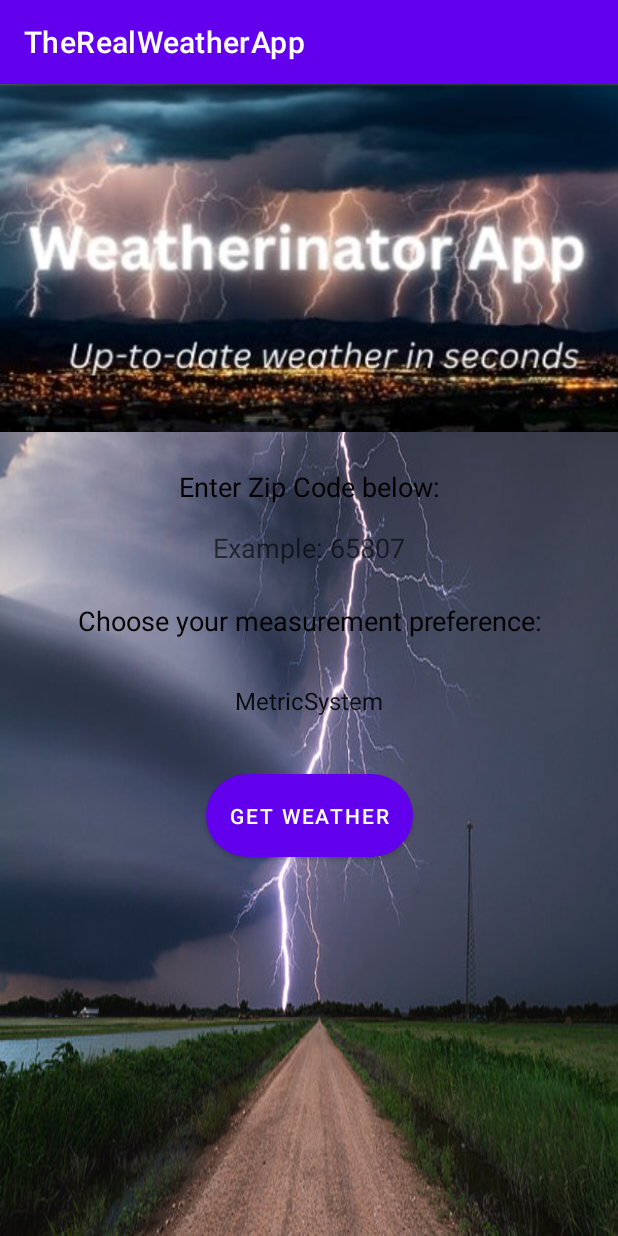
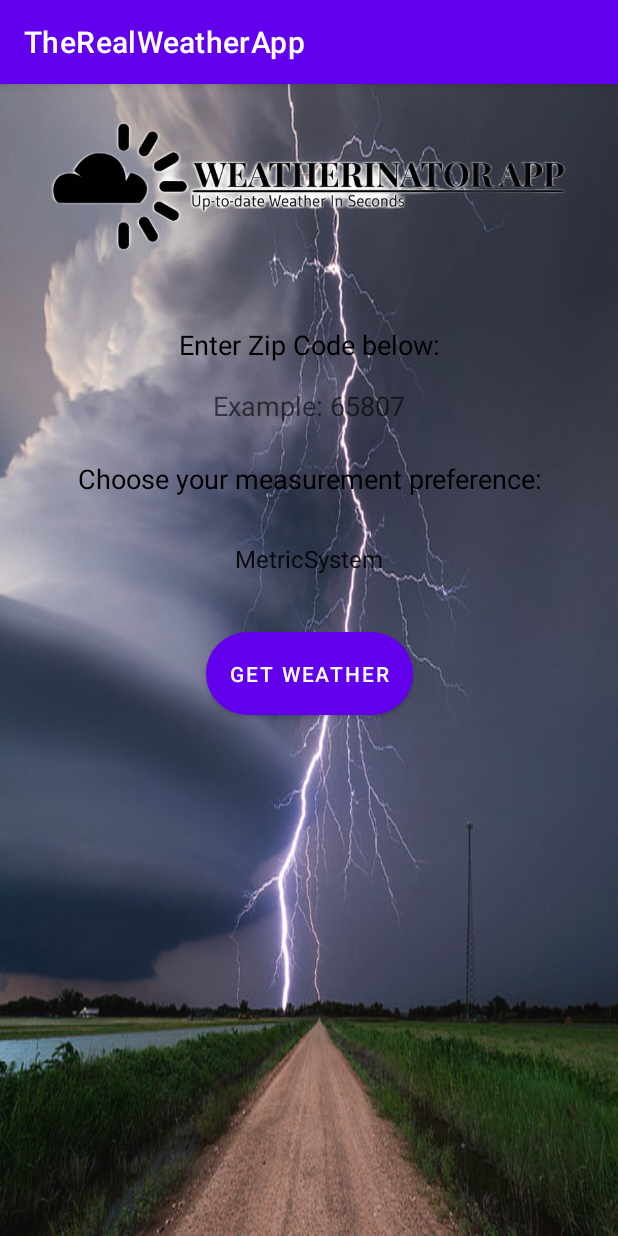
Before and after one commit to The-Lucas-Stephens/WeatherApp, an Android app: the screen it shows after launch (MainActivity), on a phone screen of 412 x 824 dp. Run offline under Robolectric (Android 15) with nearby library versions, the phone set to English and light mode, and no system bars.

Commit message:
Merge branch 'master' of https://github.com/The-Lucas-Stephens/WeatherApp

```diff
--- a/app/src/main/res/layout/activity_main.xml
+++ b/app/src/main/res/layout/activity_main.xml
@@ -13,8 +13,8 @@
         android:layout_width="0dp"
         android:layout_height="0dp"
         android:scaleType="centerCrop"
-        app:srcCompat="@drawable/weatherbannerfixed"
-        app:layout_constraintDimensionRatio="16:9"
+        app:srcCompat="@drawable/applogofixed"
+        app:layout_constraintDimensionRatio="H,3:1"
         app:layout_constraintTop_toTopOf="parent"
         app:layout_constraintStart_toStartOf="parent"
         app:layout_constraintEnd_toEndOf="parent"/>
```
Also changed, not shown: app/src/main/res/drawable/applogo.png (added), app/src/main/res/drawable/applogofixed.png (added).
